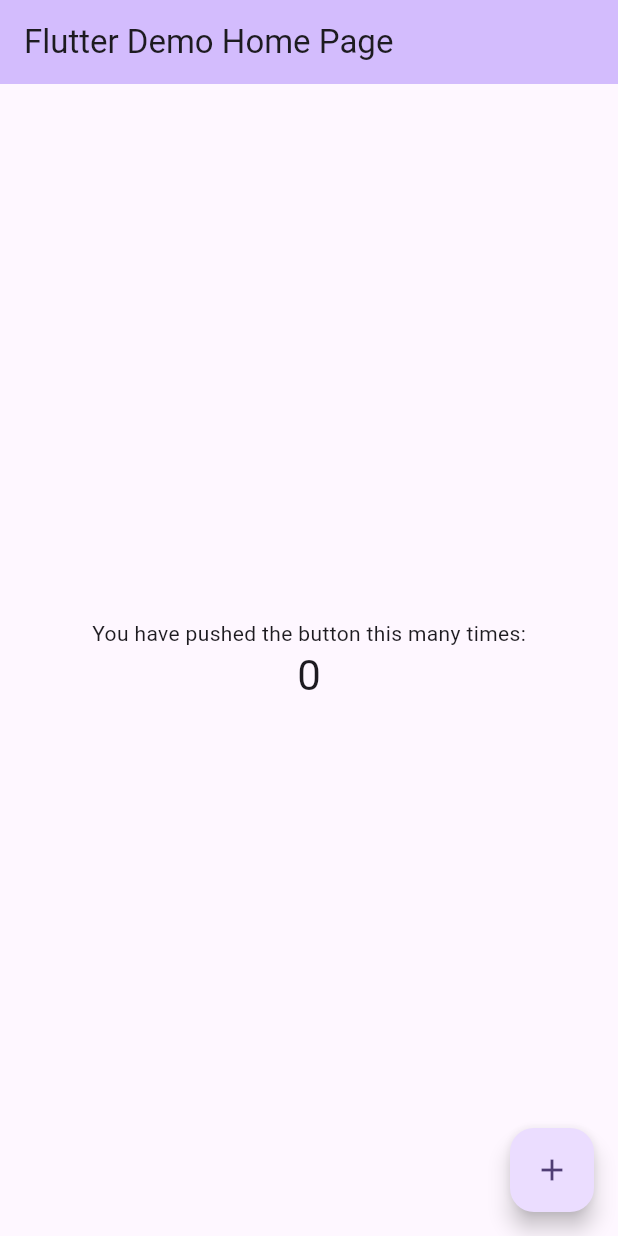
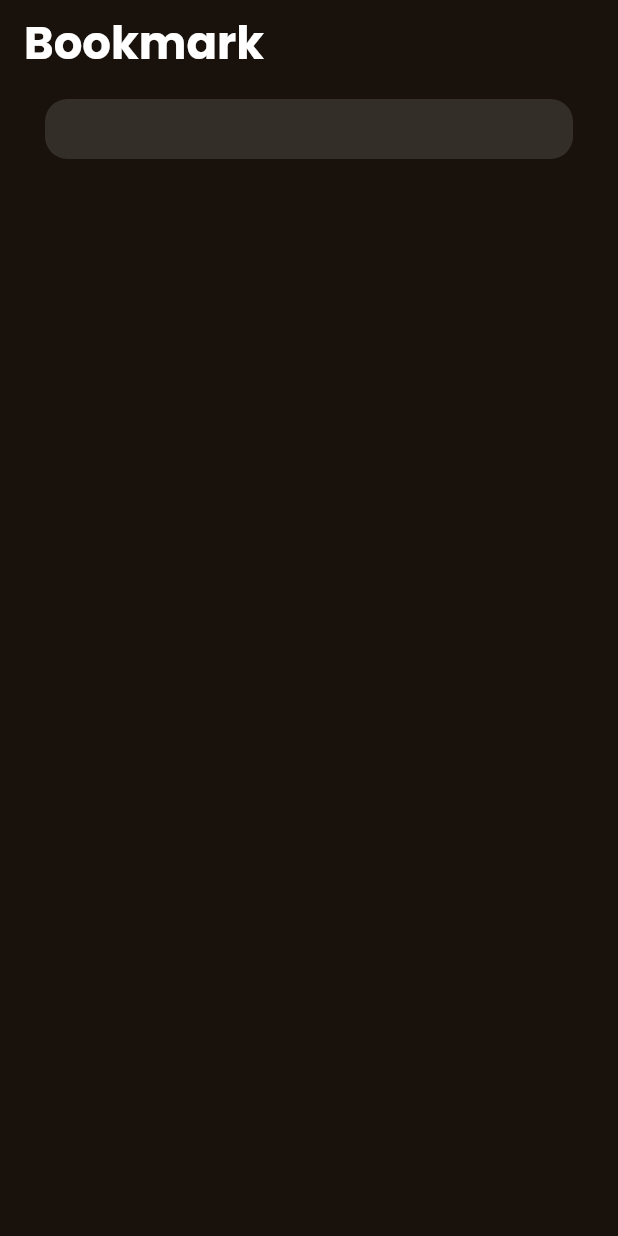
Before and after one commit to AngelRodriguezDev/Videoteca, a Flutter app: the screen it shows after launch, on a phone screen of 412 x 824 dp. Run offline on Flutter 3.47's test engine with Material 3 defaults, Android fonts, the light colour scheme and no system bars; our stand-ins replace google_fonts.

Commit message:
maquetado de app bar

```diff
--- /dev/null
+++ b/lib/general/theme.dart
@@ -0,0 +1,33 @@
+import 'package:flutter/material.dart';
+import 'package:google_fonts/google_fonts.dart';
+
+ThemeData themeAX = ThemeData(
+  useMaterial3: true,
+  colorScheme: ColorScheme.fromSeed(
+    seedColor: Colors.orange,
+    background: Colors.black,
+    onPrimary: Colors.orange,
+    brightness: Brightness.dark,
+
+  ),
+  appBarTheme: AppBarTheme(
+    backgroundColor: Colors.transparent
+  ),
+  textTheme: TextTheme(
+    titleLarge: GoogleFonts.poppins(
+      color: Colors.white,
+      fontSize: 30,
+      fontWeight: FontWeight.bold
+    ),
+    bodyMedium: GoogleFonts.poppins(
+      color: Colors.white,
+      fontSize: 20,
+      fontWeight: FontWeight.w500
+    ),
+    displaySmall: GoogleFonts.poppins(
+      color: Colors.white,
+      fontSize: 12,
+      fontWeight: FontWeight.normal
+    ),
+  ),
+);
--- a/lib/main.dart
+++ b/lib/main.dart
@@ -1,4 +1,6 @@
 import 'package:flutter/material.dart';
+import 'package:videoteca/general/theme.dart';
+import 'package:videoteca/view/bookmark_layout.dart';
 
 void main() {
   runApp(const MyApp());
@@ -6,120 +8,13 @@
 
 class MyApp extends StatelessWidget {
   const MyApp({super.key});
-
-  // This widget is the root of your application.
   @override
   Widget build(BuildContext context) {
     return MaterialApp(
-      title: 'Flutter Demo',
-      theme: ThemeData(
-        // This is the theme of your application.
-        //
-        // TRY THIS: Try running your application with "flutter run". You'll see
-        // the application has a purple toolbar. Then, without quitting the app,
-        // try changing the seedColor in the colorScheme below to Colors.green
-        // and then invoke "hot reload" (save your changes or press the "hot
-        // reload" button in a Flutter-supported IDE, or press "r" if you used
-        // the command line to start the app).
-        //
-        // Notice that the counter didn't reset back to zero; the application
-        // state is not lost during the reload. To reset the state, use hot
-        // restart instead.
-        //
-        // This works for code too, not just values: Most code changes can be
-        // tested with just a hot reload.
-        colorScheme: ColorScheme.fromSeed(seedColor: Colors.deepPurple),
-        useMaterial3: true,
-      ),
-      home: const MyHomePage(title: 'Flutter Demo Home Page'),
+      title: 'Videoteca',
+      theme: themeAX,
+      home: const BookMarkPage(),
+      debugShowCheckedModeBanner: false,
     );
   }
 }
-
-class MyHomePage extends StatefulWidget {
-  const MyHomePage({super.key, required this.title});
-
-  // This widget is the home page of your application. It is stateful, meaning
-  // that it has a State object (defined below) that contains fields that affect
-  // how it looks.
-
-  // This class is the configuration for the state. It holds the values (in this
-  // case the title) provided by the parent (in this case the App widget) and
-  // used by the build method of the State. Fields in a Widget subclass are
-  // always marked "final".
-
-  final String title;
-
-  @override
-  State<MyHomePage> createState() => _MyHomePageState();
-}
-
-class _MyHomePageState extends State<MyHomePage> {
-  int _counter = 0;
-
-  void _incrementCounter() {
-    setState(() {
-      // This call to setState tells the Flutter framework that something has
-      // changed in this State, which causes it to rerun the build method below
-      // so that the display can reflect the updated values. If we changed
-      // _counter without calling setState(), then the build method would not be
-      // called again, and so nothing would appear to happen.
-      _counter++;
-    });
-  }
-
-  @override
-  Widget build(BuildContext context) {
-    // This method is rerun every time setState is called, for instance as done
-    // by the _incrementCounter method above.
-    //
-    // The Flutter framework has been optimized to make rerunning build methods
-    // fast, so that you can just rebuild anything that needs updating rather
-    // than having to individually change instances of widgets.
-    return Scaffold(
-      appBar: AppBar(
-        // TRY THIS: Try changing the color here to a specific color (to
-        // Colors.amber, perhaps?) and trigger a hot reload to see the AppBar
-        // change color while the other colors stay the same.
-        backgroundColor: Theme.of(context).colorScheme.inversePrimary,
-        // Here we take the value from the MyHomePage object that was created by
-        // the App.build method, and use it to set our appbar title.
-        title: Text(widget.title),
-      ),
-      body: Center(
-        // Center is a layout widget. It takes a single child and positions it
-        // in the middle of the parent.
-        child: Column(
-          // Column is also a layout widget. It takes a list of children and
-          // arranges them vertically. By default, it sizes itself to fit its
-          // children horizontally, and tries to be as tall as its parent.
-          //
-          // Column has various properties to control how it sizes itself and
-          // how it positions its children. Here we use mainAxisAlignment to
-          // center the children vertically; the main axis here is the vertical
-          // axis because Columns are vertical (the cross axis would be
-          // horizontal).
-          //
-          // TRY THIS: Invoke "debug painting" (choose the "Toggle Debug Paint"
-          // action in the IDE, or press "p" in the console), to see the
-          // wireframe for each widget.
-          mainAxisAlignment: MainAxisAlignment.center,
-          children: <Widget>[
-            const Text(
-              'You have pushed the button this many times:',
-            ),
-            Text(
-              '$_counter',
-              style: Theme.of(context).textTheme.headlineMedium,
-            ),
-          ],
-        ),
-      ),
-      floatingActionButton: FloatingActionButton(
-        onPressed: _incrementCounter,
-        tooltip: 'Increment',
-        child: const Icon(Icons.add),
-      ), // This trailing comma makes auto-formatting nicer for build methods.
-    );
-  }
-}
--- /dev/null
+++ b/lib/view/bookmark_layout.dart
@@ -0,0 +1,60 @@
+import 'package:flutter/material.dart';
+import 'package:flutter/widgets.dart';
+
+class BookMarkPage extends StatefulWidget {
+  const BookMarkPage({super.key});
+
+  @override
+  State<BookMarkPage> createState() => _BookMarkPageState();
+}
+
+class _BookMarkPageState extends State<BookMarkPage> {
+  @override
+  Widget build(BuildContext context) {
+    return Scaffold(
+      appBar: AppBar(
+        title: Text("Bookmark", style: Theme.of(context).textTheme.titleLarge),
+        backgroundColor: Theme.of(context).appBarTheme.backgroundColor,
+        bottom: PreferredSize(
+          preferredSize: const Size(0, 50),
+          child: Padding(
+            padding: const EdgeInsets.symmetric(horizontal: 30.0),
+            child: SizedBox(
+              height: 40,
+              child: TextField(
+                decoration: InputDecoration(
+                  fillColor: Colors.white.withAlpha(30),
+                  filled: true,
+                  border: OutlineInputBorder(
+                    borderSide: BorderSide.none,
+                    borderRadius: BorderRadius.circular(15),
+                  ),
+                ),
+              ),
+            ),
+          ),
+        ),
+      ),
+      body: Container(
+        color: Theme.of(context).colorScheme.background,
+        child: Column(
+          children: [
+            Flex(
+              direction: Axis.vertical,
+            )
+            //Trending
+            //Now Playing
+          ],
+        ),
+      ),
+      bottomNavigationBar: BottomNavigationBar(items: const [
+        BottomNavigationBarItem(icon: Icon(Icons.home_outlined), label: ""),
+        BottomNavigationBarItem(
+            icon: Icon(Icons.bookmark_border_outlined), label: ""),
+        BottomNavigationBarItem(
+            icon: Icon(Icons.confirmation_num_outlined), label: ""),
+        BottomNavigationBarItem(icon: Icon(Icons.run_circle), label: ""),
+      ]),
+    );
+  }
+}
```
Also changed, not shown: pubspec.yaml (+4 -69 lines), 1 other file.
